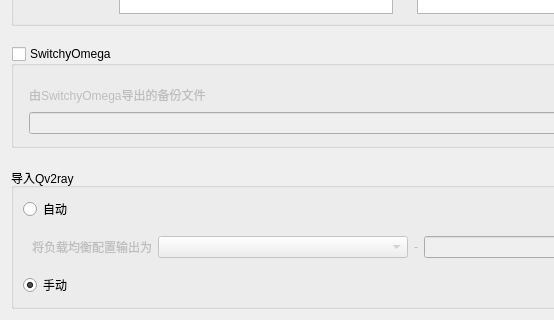
First picture: the form in ui/qv2ray_multi_port.ui, repository cangyin/PQv2ray, before the edit; both pictures show x 0 to 554 and y 443 to 763 of the 969 by 763 pixel window.
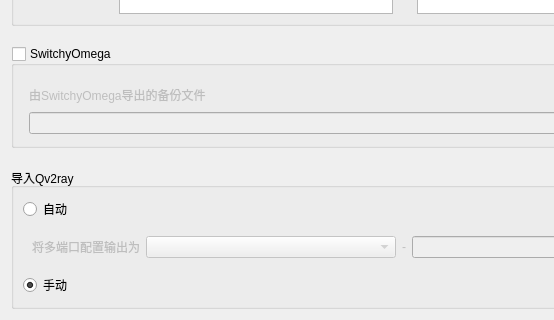
Second picture: the form after the edit.

```diff
--- a/ui/qv2ray_multi_port.ui
+++ b/ui/qv2ray_multi_port.ui
@@ -470,7 +470,7 @@
          <item>
           <widget class="QLabel" name="label_20">
            <property name="text">
-            <string>将负载均衡配置输出为</string>
+            <string>将多端口配置输出为</string>
            </property>
           </widget>
          </item>
```
